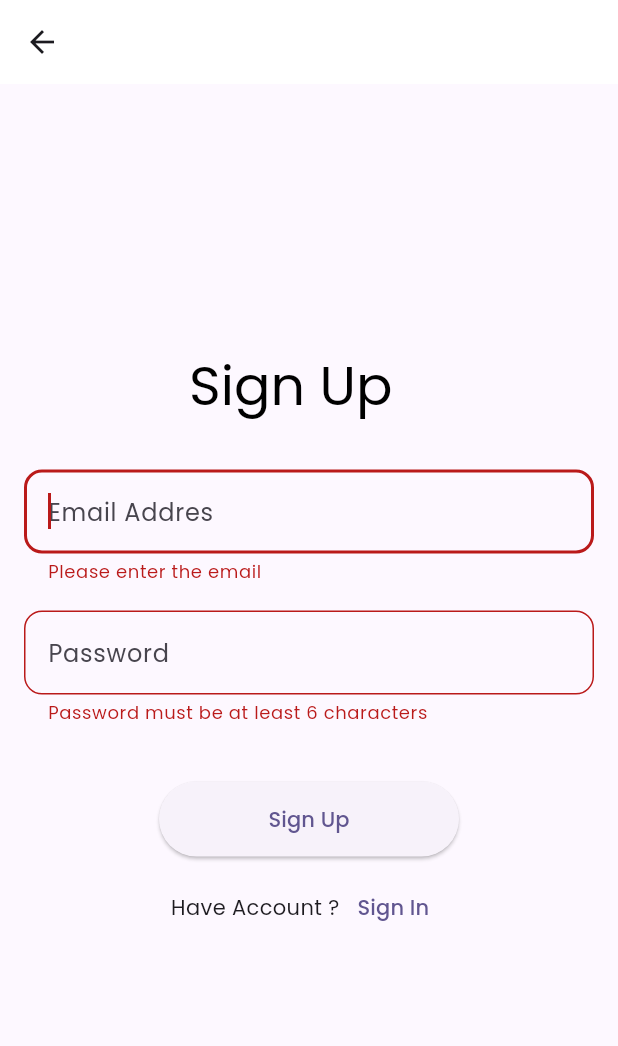
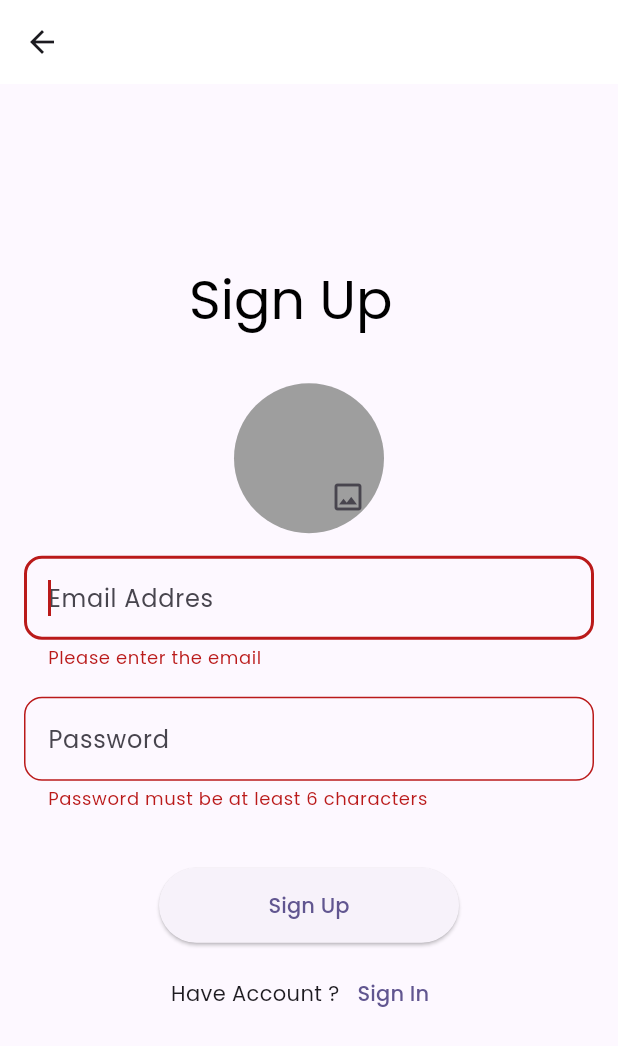
Before and after one commit to ITakora/chat_app, a Flutter app: the SignUpScreen screen opened directly, after a tap on "Sign Up", on a phone screen of 412 x 824 dp. Shown: the top 1046 px of the screen. Run offline on Flutter 3.47's test engine with Material 3 defaults, Android fonts, the phone set to English and light mode, and no system bars; our stand-ins replace firebase_auth, firebase_core, firebase_storage, flutter_easyloading, google_fonts, google_sign_in and 2 more; missing offline and left inert: image_picker_android, image_picker_platform_interface, sign_button; accounts and stored records are empty.

Commit message:
making image to be store in firebase

```diff
--- a/lib/screens/signup_screen.dart
+++ b/lib/screens/signup_screen.dart
@@ -1,3 +1,8 @@
+import 'dart:io';
+
+import 'package:chat/widgets/google_signin.dart';
+import 'package:chat/widgets/user_image_picker.dart';
+import 'package:firebase_storage/firebase_storage.dart';
 import 'package:flutter/material.dart';
 import 'package:flutter/services.dart';
 import 'package:firebase_auth/firebase_auth.dart';
@@ -19,6 +24,7 @@ class _SignUpScreenState extends State<SignUpScreen> {
   var _enteredPassword = '';
   String? _errorMessage;
   late FocusNode myFocusNode;
+  File? userImage;
 
   void _submitButton() async {
     final valid = _form.currentState!.validate();
@@ -30,6 +36,16 @@ class _SignUpScreenState extends State<SignUpScreen> {
     try {
       final newUser = await firebase.createUserWithEmailAndPassword(
           email: _enteredEmail, password: _enteredPassword);
+
+      final storageImage = FirebaseStorage.instance
+          .ref()
+          .child('user_image')
+          .child('${newUser.user!.uid}.jpg');
+
+      await storageImage.putFile(userImage!);
+      final imageUrl = await storageImage.getDownloadURL();
+      print(imageUrl);
+
       EasyLoading.showSuccess('Your SignUp is Successfully');
     } on FirebaseAuthException catch (err) {
       if (err.message == null) {
@@ -90,6 +106,14 @@ class _SignUpScreenState extends State<SignUpScreen> {
               child: Column(
                 mainAxisSize: MainAxisSize.min,
                 children: [
+                  UserImagePicker(
+                    onPickImage: (pickedImage) {
+                      userImage = pickedImage;
+                    },
+                  ),
+                  const SizedBox(
+                    height: 15,
+                  ),
                   Form(
                     key: _form,
                     child: Column(
@@ -160,6 +184,12 @@ class _SignUpScreenState extends State<SignUpScreen> {
                     child: ElevatedButton(
                         onPressed: _submitButton, child: const Text('Sign Up')),
                   ),
+                  // const SizedBox(
+                  //   height: 20,
+                  // ),
+                  // const Center(
+                  //   child: SignInGoogle(),
+                  // ),
                   const SizedBox(
                     height: 10,
                   ),
--- /dev/null
+++ b/lib/widgets/user_image_picker.dart
@@ -0,0 +1,65 @@
+import 'dart:io';
+
+import 'package:flutter/material.dart';
+import 'package:image_picker_android/image_picker_android.dart';
+import 'package:image_picker_platform_interface/image_picker_platform_interface.dart';
+import 'package:image_picker/image_picker.dart';
+
+class UserImagePicker extends StatefulWidget {
+  const UserImagePicker({super.key, required this.onPickImage});
+
+  final void Function(File pickedImage) onPickImage;
+
+  @override
+  State<UserImagePicker> createState() => _UserImagePickerState();
+}
+
+class _UserImagePickerState extends State<UserImagePicker> {
+  File? _image;
+
+  void _pickImage() async {
+    final ImagePickerPlatform imagePickerImplementation =
+        ImagePickerPlatform.instance;
+    if (imagePickerImplementation is ImagePickerAndroid) {
+      imagePickerImplementation.useAndroidPhotoPicker = true;
+    }
+
+    final pickedImage = await ImagePicker().pickImage(
+        requestFullMetadata: true,
+        source: ImageSource.gallery,
+        imageQuality: 50,
+        maxWidth: 150);
+
+    if (pickedImage == null) {
+      return;
+    }
+
+    setState(() {
+      _image = File(pickedImage.path);
+    });
+
+    widget.onPickImage(_image!);
+  }
+
+  @override
+  Widget build(BuildContext context) {
+    return Stack(
+      alignment: Alignment.bottomRight,
+      children: [
+        CircleAvatar(
+          radius: 50,
+          backgroundColor: Colors.grey,
+          foregroundImage: _image != null ? FileImage(_image!) : null,
+        ),
+        const SizedBox(
+          height: 10,
+        ),
+        IconButton(
+            onPressed: () {
+              _pickImage();
+            },
+            icon: const Icon(Icons.image_outlined))
+      ],
+    );
+  }
+}
--- a/pubspec.yaml
+++ b/pubspec.yaml
@@ -31,11 +31,15 @@ dependencies:
   cupertino_icons: ^1.0.2
   firebase_auth: ^4.16.0
   firebase_core: ^2.24.2
+  firebase_storage: ^11.6.0
   flutter:
     sdk: flutter
   flutter_easyloading: ^3.0.5
   google_fonts: ^5.1.0
   google_sign_in: ^6.1.6
+  image_picker: ^1.0.7
+  image_picker_android: ^0.8.9+3
+  image_picker_platform_interface: ^2.9.3
   loading_animation_widget: ^1.2.0+4
   lottie: ^2.6.0
   sign_button: ^2.0.6
```
Also changed, not shown: lib/screens/login_screen.dart (+4 -3 lines), lib/widgets/google_signin.dart (+11 -1 lines), pubspec.lock, 6 other files.
